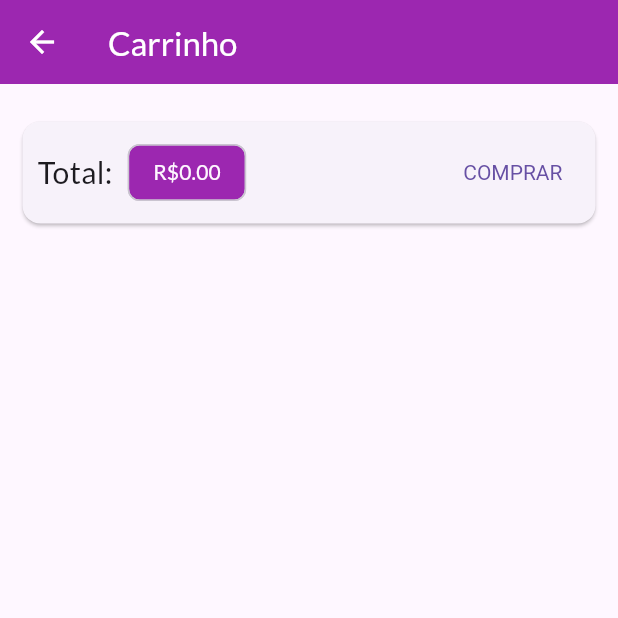
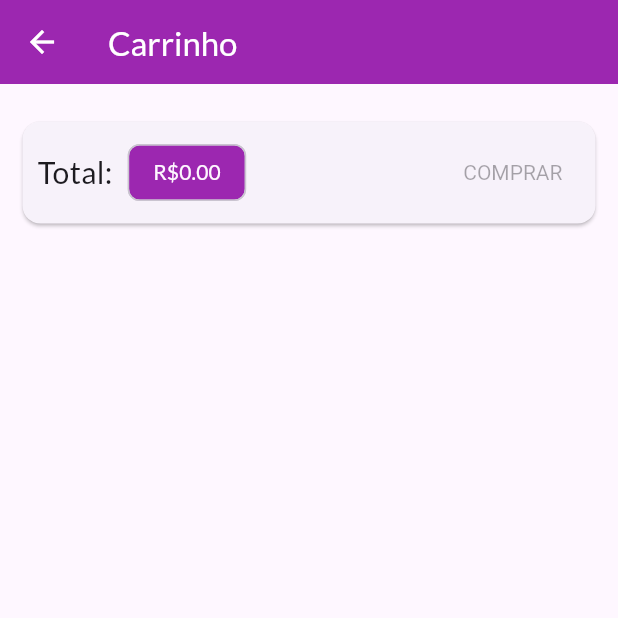
Before and after one commit to ArthurRCastilho/My-Shop, a Flutter app: the CartScreen screen opened by its route, on a phone screen of 412 x 824 dp, the top half of it. Run offline on Flutter 3.47's test engine with Material 3 defaults, Android fonts, the phone set to English and light mode, and no system bars; network calls fail.

Commit message:
Adicionando as compras dentro do banco de dados. E através do banco de dados, apresentando as compras no aplicativo

```diff
--- /dev/null
+++ b/lib/components/cartbutton.dart
@@ -0,0 +1,45 @@
+import 'package:flutter/material.dart';
+import 'package:myshop/models/cart.dart';
+import 'package:myshop/models/order_list.dart';
+import 'package:provider/provider.dart';
+
+class CartButton extends StatefulWidget {
+  const CartButton({
+    super.key,
+    required this.cart,
+  });
+
+  final Cart cart;
+
+  @override
+  State<CartButton> createState() => _CartButtonState();
+}
+
+class _CartButtonState extends State<CartButton> {
+  bool _isLoading = false;
+
+  @override
+  Widget build(BuildContext context) {
+    return _isLoading
+        ? const CircularProgressIndicator()
+        : TextButton(
+            onPressed: widget.cart.itemsCount == 0
+                ? null
+                : () async {
+                    setState(() => _isLoading = true);
+                    await Provider.of<OrderList>(
+                      context,
+                      listen: false,
+                    ).addOrder(widget.cart);
+
+                    widget.cart.clear();
+                    setState(() => _isLoading = false);
+                  },
+            style: TextButton.styleFrom(
+                textStyle: TextStyle(
+              color: Theme.of(context).primaryColor,
+            )),
+            child: const Text('COMPRAR'),
+          );
+  }
+}
--- a/lib/components/order.dart
+++ b/lib/components/order.dart
@@ -4,8 +4,8 @@ import 'package:myshop/models/order.dart';
 
 class OrderWidget extends StatefulWidget {
   final Order order;
-  const OrderWidget(
-    this.order, {
+  const OrderWidget({
+    required this.order,
     super.key,
   });
 
--- a/lib/screens/cart_screen.dart
+++ b/lib/screens/cart_screen.dart
@@ -1,7 +1,7 @@
 import 'package:flutter/material.dart';
 import 'package:myshop/components/cart_item.dart';
+import 'package:myshop/components/cartbutton.dart';
 import 'package:myshop/models/cart.dart';
-import 'package:myshop/models/order_list.dart';
 import 'package:provider/provider.dart';
 
 class CartScreen extends StatelessWidget {
@@ -49,21 +49,7 @@ class CartScreen extends StatelessWidget {
                     ),
                   ),
                   const Spacer(),
-                  TextButton(
-                    onPressed: () {
-                      Provider.of<OrderList>(
-                        context,
-                        listen: false,
-                      ).addOrder(cart);
-
-                      cart.clear();
-                    },
-                    style: TextButton.styleFrom(
-                        textStyle: TextStyle(
-                      color: Theme.of(context).primaryColor,
-                    )),
-                    child: const Text('COMPRAR'),
-                  )
+                  CartButton(cart: cart)
                 ],
               ),
             ),
--- a/lib/utils/constants.dart
+++ b/lib/utils/constants.dart
@@ -1,4 +1,6 @@
 class Constants {
   static const PRODUCT_BASE_URL =
       'https://shop-study-4a13e-default-rtdb.firebaseio.com/products';
+  static const ORDERS_BASE_URL =
+      'https://shop-study-4a13e-default-rtdb.firebaseio.com/orders';
 }
```
Also changed, not shown: lib/models/order_list.dart (+61 -5 lines), lib/screens/orders_screen.dart (+32 -11 lines).
